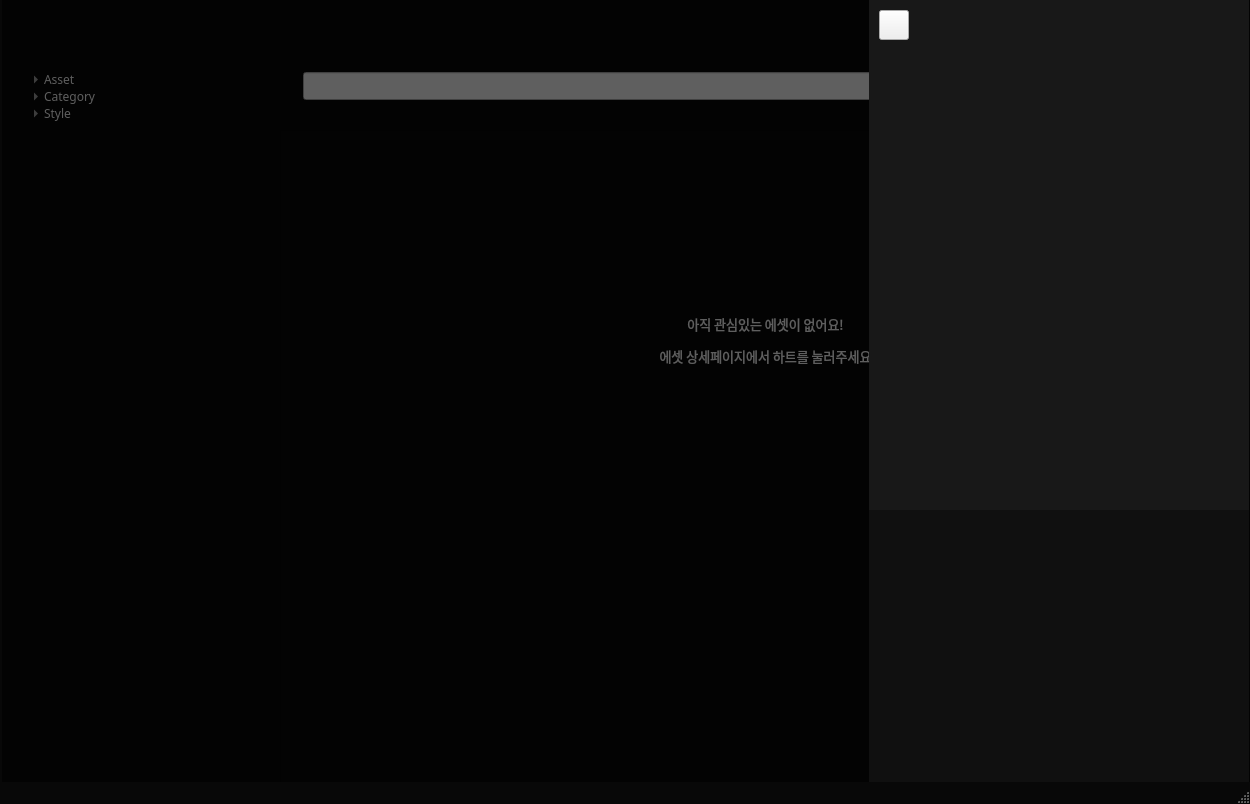
First picture: the form in gui/asset_main2.ui, repository oventd/NA_Spirit, before the edit.
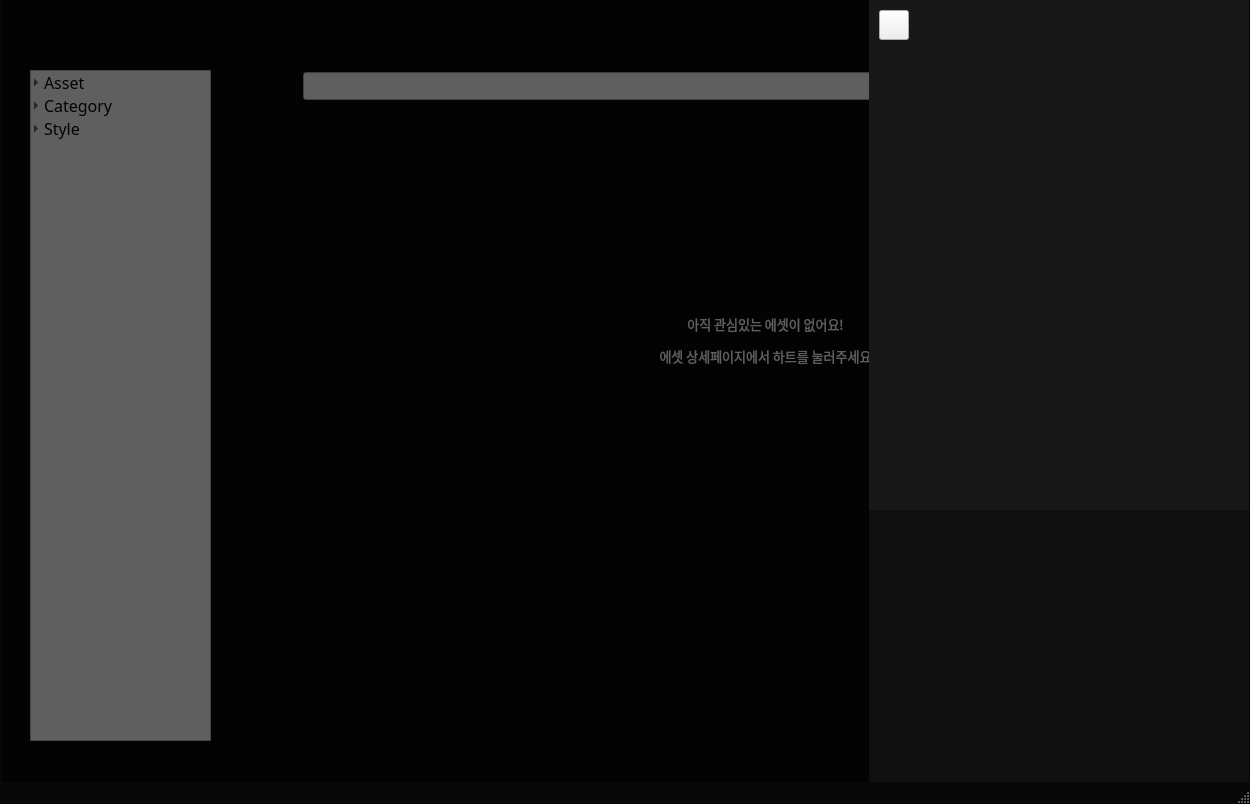
Second picture: the form after the edit. Icons and pictures are not drawn.

Commit message: ui 완전 수정띠~

```diff
--- a/gui/asset_main2.ui
+++ b/gui/asset_main2.ui
@@ -628,6 +628,21 @@
     <property name="styleSheet">
      <string notr="true">background: transparent;
 color:#ffffff;
+QTreeWidget::item {
+    border: none;  /* 항목의 테두리 제거 */
+}
+
+QTreeWidget::item {
+    border: none;  /* 항목의 테두리 제거 */
+}
+
+QTreeWidget::item:selected {
+    border: none;  /* 선택된 항목의 테두리 제거 */
+    background-color: transparent;  /* 선택된 항목의 배경을 투명하게 설정 */
+}
+
+
+
 </string>
     </property>
     <property name="editTriggers">
@@ -666,6 +681,7 @@
      <property name="font">
       <font>
        <family>Pretendard Light</family>
+       <pointsize>12</pointsize>
       </font>
      </property>
      <property name="flags">
@@ -723,6 +739,7 @@
      <property name="font">
       <font>
        <family>Pretendard Light</family>
+       <pointsize>12</pointsize>
       </font>
      </property>
      <property name="flags">
@@ -813,6 +830,7 @@
      <property name="font">
       <font>
        <family>Pretendard Light</family>
+       <pointsize>12</pointsize>
       </font>
      </property>
      <property name="flags">
```
Left out of the diff: 6 changed lines with no effect on the pictures. The commit also changes 1 other file.
